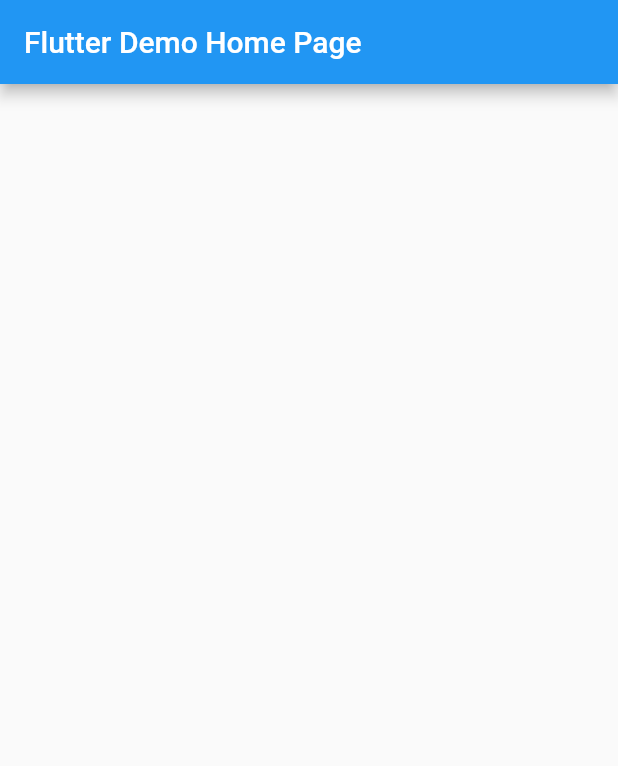
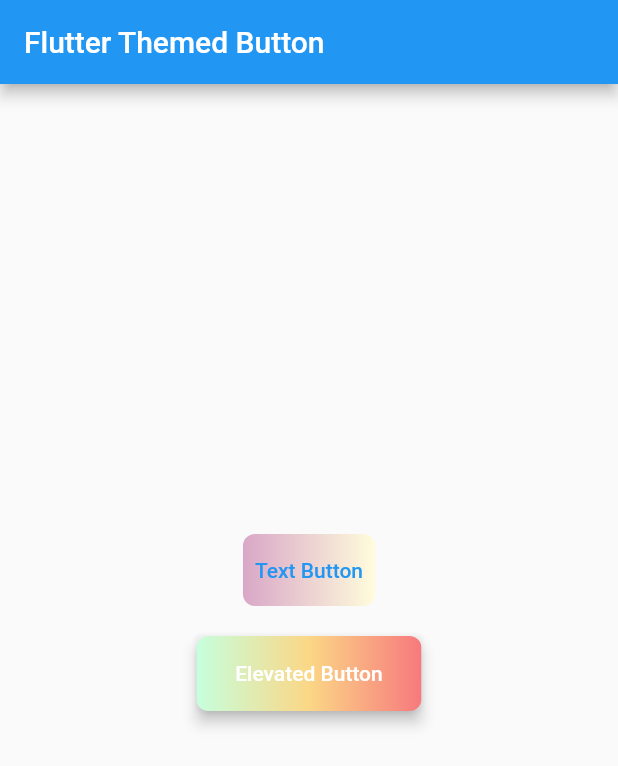
Before and after one commit to Safaanam/flutter_components, a Flutter app: the screen it shows after launch, on a phone screen of 412 x 824 dp. Shown: the top 766 px of the screen. Run offline on Flutter 3.47's test engine with Material 2 defaults, Android fonts, the phone set to English and light mode, and no system bars.

Commit message:
themed buttons

```diff
--- a/lib/main.dart
+++ b/lib/main.dart
@@ -1,4 +1,6 @@
 import 'package:flutter/material.dart';
+import 'package:flutter_components/widgets/elevated_button.dart';
+import 'package:flutter_components/widgets/text_button.dart';
 
 void main() {
   runApp(const MyApp());
@@ -8,16 +10,16 @@
   const MyApp({Key? key}) : super(key: key);
   @override
   Widget build(BuildContext context) {
-    return MaterialApp(
-      title: 'Flutter Demo',
-      home: const MyHomePage(title: 'Flutter Demo Home Page'),
+    return const MaterialApp(
+      debugShowCheckedModeBanner: false,
+      title: 'Themed Button',
+      home: MyHomePage(title: 'Flutter Themed Button'),
     );
   }
 }
 
 class MyHomePage extends StatefulWidget {
   const MyHomePage({Key? key, required this.title}) : super(key: key);
-
 
   final String title;
 
@@ -34,7 +36,19 @@
       appBar: AppBar(
         title: Text(widget.title),
       ),
-      body: Container(
+      body: SingleChildScrollView(
+          child: Center(
+              child: Column(
+                mainAxisAlignment: MainAxisAlignment.spaceEvenly,
+                children: const [
+                  SizedBox(height: 300,),
+                  TextButtonWidget(text: "Text Button",),
+                  SizedBox(height: 20,),
+                  ElevatedButtonWidget( height: 50,
+                    width: 150,
+                      childWidget: Text("Elevated Button"),),
+                ],
+              ))
       ),
     );
   }
--- /dev/null
+++ b/lib/widgets/elevated_button.dart
@@ -0,0 +1,46 @@
+import 'package:flutter/material.dart';
+
+class ElevatedButtonWidget extends StatelessWidget {
+  final Widget childWidget;
+  final double width;
+  final double height;
+  //final VoidCallback onClick;
+
+  const ElevatedButtonWidget({
+    Key? key,
+    required this.childWidget,
+    required this.width,
+    required this.height,
+    //required this.onClick,
+  }) : super(key: key);
+
+  @override
+  Widget build(BuildContext context) {
+    return ElevatedButton(
+      //onPressed: onClick,
+      onPressed: () {},
+      style: ElevatedButton.styleFrom(
+        primary: Colors.transparent,
+        elevation: 4.0,
+        padding: const EdgeInsets.all(0.0),
+      ),
+      child: Ink(
+        width: width,
+        height: height,
+        decoration: const BoxDecoration(
+          gradient: LinearGradient(
+              colors: [ Color(0xFFC6FFDD),
+                Color(0xFFFBD786),
+                Color(0xFFf7797d),
+              ]),
+          borderRadius: BorderRadius.all(Radius.circular(8.0)),
+        ),
+        child: Container(
+          constraints: const BoxConstraints(minWidth: 88.0, minHeight: 45.0),
+          alignment: Alignment.center,
+          child: childWidget,
+        ),
+      ),
+    );
+  }
+}
--- /dev/null
+++ b/lib/widgets/text_button.dart
@@ -0,0 +1,28 @@
+import 'package:flutter/material.dart';
+
+class TextButtonWidget extends StatelessWidget {
+  final String text;
+  // final VoidCallback onPressed;
+
+  const TextButtonWidget({
+    Key? key,
+    required this.text,
+    // required this.onPressed,
+  }): super(key: key);
+
+  @override
+  Widget build(BuildContext context) {
+    return Container(
+      decoration: const BoxDecoration(
+        gradient: LinearGradient(
+          colors:  <Color>[Color(0xFFd9a7c7),
+            Color(0xFFfffcdc)],),
+        shape: BoxShape.rectangle,
+        borderRadius: BorderRadius.all(Radius.circular(8.0)),
+      ),
+      child: TextButton(onPressed: () {  },
+        child: Text(text),
+      ),
+    );
+  }
+}
```
Also changed, not shown: 1 other file.
